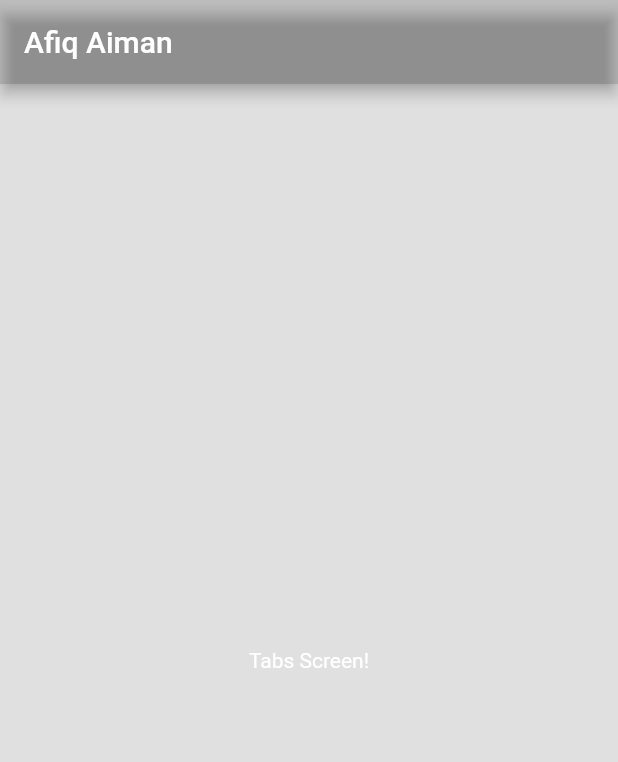
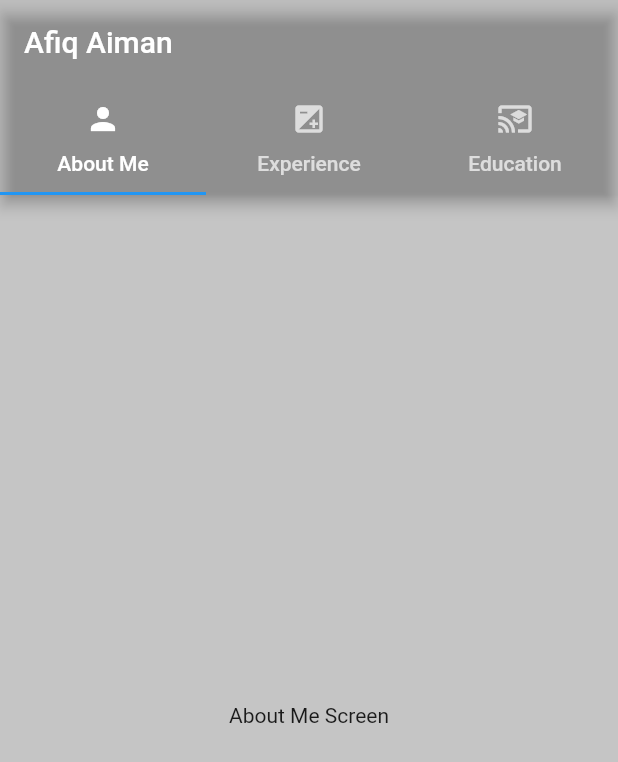
Before and after one commit to afiqaimanafr/resume-mobile-app, a Flutter app: the screen it shows after launch, on a phone screen of 412 x 824 dp. Shown: the top 762 px of the screen. Run offline on Flutter 3.47's test engine with Material 2 defaults, Android fonts, the light colour scheme and no system bars.

Commit message:
latest ui

```diff
--- /dev/null
+++ b/lib/screens/about_me_screen.dart
@@ -0,0 +1,16 @@
+import 'package:afiq_resume/constants.dart';
+import 'package:flutter/material.dart';
+
+class AboutMeScreen extends StatelessWidget {
+  const AboutMeScreen({Key? key}) : super(key: key);
+
+  @override
+  Widget build(BuildContext context) {
+    return const Scaffold(
+      backgroundColor: kPrimaryColor,
+      body: Center(
+        child: Text('About Me Screen'),
+      ),
+    );
+  }
+}
--- a/lib/screens/tabs_screen.dart
+++ b/lib/screens/tabs_screen.dart
@@ -1,4 +1,7 @@
 import 'package:afiq_resume/constants.dart';
+import 'package:afiq_resume/screens/about_me_screen.dart';
+import 'package:afiq_resume/screens/education_screen.dart';
+import 'package:afiq_resume/screens/experience_screen.dart';
 import 'package:flutter/material.dart';
 
 class TabsScreen extends StatelessWidget {
@@ -6,18 +9,37 @@ class TabsScreen extends StatelessWidget {
 
   @override
   Widget build(BuildContext context) {
-    return Scaffold(
-      backgroundColor: kPrimaryColor,
-      appBar: AppBar(
-        title: const Text('Afiq Aiman'),
+    return DefaultTabController(
+      length: 3,
+      child: Scaffold(
         backgroundColor: kPrimaryColor,
-      ),
-      body: const Center(
-        child: Text(
-          'Tabs Screen!',
-          style: TextStyle(
-            color: kPrimaryLightColor,
+        appBar: AppBar(
+          title: const Text('Afiq Aiman'),
+          backgroundColor: kPrimaryColor,
+          bottom: const TabBar(
+            // ignore: prefer_const_literals_to_create_immutables
+            tabs: [
+              Tab(
+                text: 'About Me',
+                icon: Icon(Icons.person),
+              ),
+              Tab(
+                text: 'Experience',
+                icon: Icon(Icons.exposure),
+              ),
+              Tab(
+                text: 'Education',
+                icon: Icon(Icons.cast_for_education),
+              ),
+            ],
           ),
+        ),
+        body: const TabBarView(
+          children: [
+            AboutMeScreen(),
+            ExperienceScreen(),
+            EducationScreen(),
+          ],
         ),
       ),
     );
```
Also changed, not shown: lib/screens/education_screen.dart (added, +16 -0 lines), lib/screens/experience_screen.dart (added, +16 -0 lines).
